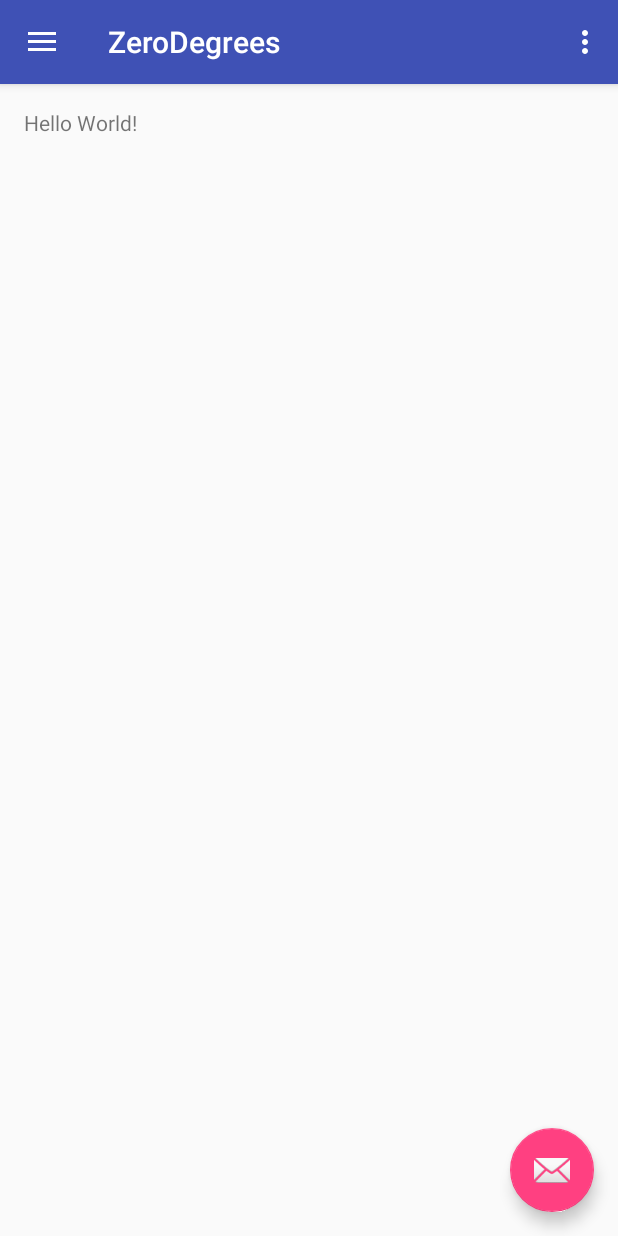
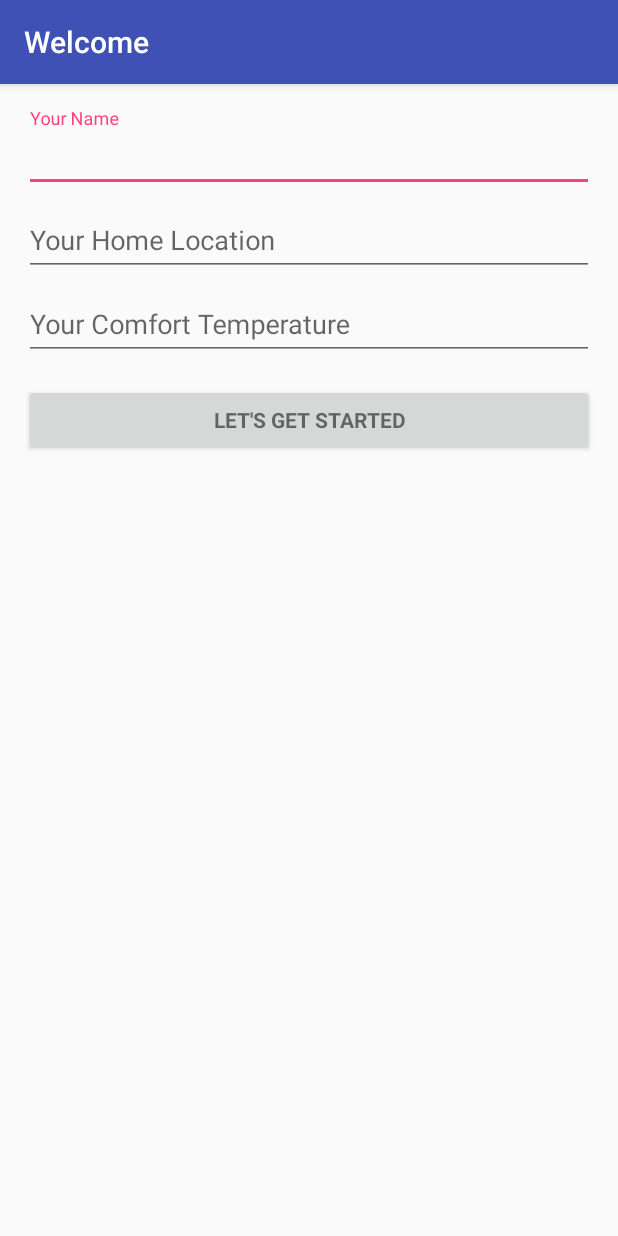
Before and after one commit to ishg/ZeroDegrees, an Android app: the screen it shows after launch (MainActivity before the commit, LoginActivity after it), on a phone screen of 412 x 824 dp. Run offline under Robolectric (Android 15) with nearby library versions, the phone set to English and light mode, and no system bars.

Commit message:
Login user

```diff
--- /dev/null
+++ b/app/src/main/java/com/ishmeetgrewal/zerodegrees/DatabaseHelper.java
@@ -0,0 +1,185 @@
+package com.ishmeetgrewal.zerodegrees;
+
+import android.content.ContentValues;
+import android.content.Context;
+import android.database.Cursor;
+import android.database.sqlite.SQLiteDatabase;
+import android.database.sqlite.SQLiteOpenHelper;
+import android.util.Log;
+
+import java.text.SimpleDateFormat;
+import java.util.Date;
+import java.util.Locale;
+
+public class DatabaseHelper extends SQLiteOpenHelper {
+
+    // Logcat tag
+    private static final String LOG = "DatabaseHelper";
+
+    // Database Version
+    private static final int DATABASE_VERSION = 1;
+
+    // Database Name
+    private static final String DATABASE_NAME = "zeroDegrees";
+
+    // Table Names
+    private static final String TABLE_USER = "user";
+    private static final String TABLE_LOCATION = "location";
+    private static final String TABLE_USER_LOCATION = "user_location";
+
+    // Common column names
+    private static final String KEY_ID = "id";
+    private static final String KEY_CREATED_AT = "created_at";
+
+    // USER Table - column nmaes
+    private static final String KEY_USER_NAME = "name";
+    private static final String KEY_USER_TEMP = "temp";
+    private static final String KEY_USER_HOME = "homeID";
+
+    // LOCATION Table - column names
+    //private static final String KEY_TAG_NAME = "tag_name";
+
+    // NOTE_TAGS Table - column names
+    //private static final String KEY_TODO_ID = "todo_id";
+    //private static final String KEY_TAG_ID = "tag_id";
+
+    // Table Create Statements
+    // User table create statement
+    private static final String CREATE_TABLE_USER = "CREATE TABLE "
+            + TABLE_USER + "(" + KEY_ID + " INTEGER PRIMARY KEY," + KEY_USER_NAME
+            + " TEXT," + KEY_USER_TEMP + " INTEGER," + KEY_USER_HOME+ " INTEGER," + KEY_CREATED_AT
+            + " DATETIME" + ")";
+
+    // Location table create statement
+//    private static final String CREATE_TABLE_LOCATION = "CREATE TABLE " + TABLE_TAG
+//            + "(" + KEY_ID + " INTEGER PRIMARY KEY," + KEY_TAG_NAME + " TEXT,"
+//            + KEY_CREATED_AT + " DATETIME" + ")";
+
+    // User_Location table create statement
+//    private static final String CREATE_TABLE_USER_LOCATION = "CREATE TABLE "
+//            + TABLE_TODO_TAG + "(" + KEY_ID + " INTEGER PRIMARY KEY,"
+//            + KEY_TODO_ID + " INTEGER," + KEY_TAG_ID + " INTEGER,"
+//            + KEY_CREATED_AT + " DATETIME" + ")";
+
+    public DatabaseHelper(Context context) {
+        super(context, DATABASE_NAME, null, DATABASE_VERSION);
+    }
+
+    @Override
+    public void onCreate(SQLiteDatabase db) {
+
+        // creating required tables
+        db.execSQL(CREATE_TABLE_USER);
+        //db.execSQL(CREATE_TABLE_LOCATION);
+        //db.execSQL(CREATE_TABLE_USER_LOCATION);
+    }
+
+    @Override
+    public void onUpgrade(SQLiteDatabase db, int oldVersion, int newVersion) {
+        // on upgrade drop older tables
+        db.execSQL("DROP TABLE IF EXISTS " + TABLE_USER);
+        //db.execSQL("DROP TABLE IF EXISTS " + TABLE_TAG);
+        //db.execSQL("DROP TABLE IF EXISTS " + TABLE_TODO_TAG);
+
+        // create new tables
+        onCreate(db);
+    }
+
+    private String getDateTime() {
+        SimpleDateFormat dateFormat = new SimpleDateFormat(
+                "yyyy-MM-dd HH:mm:ss", Locale.getDefault());
+        Date date = new Date();
+        return dateFormat.format(date);
+    }
+
+
+    /*
+        CRUD
+     */
+
+    //USER
+
+    public long createToDo(User user) {
+        SQLiteDatabase db = this.getWritableDatabase();
+
+        ContentValues values = new ContentValues();
+        values.put(KEY_USER_NAME, user.getName());
+        values.put(KEY_USER_TEMP, user.getTemp());
+        values.put(KEY_USER_HOME, user.getHome());
+        values.put(KEY_CREATED_AT, getDateTime());
+
+        // insert row
+        long user_id = db.insert(TABLE_USER, null, values);
+
+        // assigning tags to todo
+//        for (long tag_id : tag_ids) {
+//            createTodoTag(todo_id, tag_id);
+//        }
+
+        return user_id;
+    }
+
+    public User getUser() {
+        SQLiteDatabase db = this.getReadableDatabase();
+
+        String selectQuery = "SELECT  * FROM " + TABLE_USER;
+
+        Log.e(LOG, selectQuery);
+
+        Cursor c = db.rawQuery(selectQuery, null);
+
+        if (c != null)
+            c.moveToFirst();
+
+        User td = new User(
+                (c.getString(c.getColumnIndex(KEY_USER_NAME))),
+                (c.getInt(c.getColumnIndex(KEY_USER_HOME))),
+                (c.getInt(c.getColumnIndex(KEY_USER_TEMP)))
+                );
+
+        return td;
+    }
+
+    public boolean userExistsInDB(){
+        boolean result = false;
+
+        SQLiteDatabase db = this.getReadableDatabase();
+        String selectQuery = "SELECT count(*) FROM " + TABLE_USER;
+
+        Cursor c = db.rawQuery(selectQuery, null);
+
+        if (c != null)
+            c.moveToFirst();
+
+        int count = c.getInt(0);
+        if(count>0){
+            result = true;
+        }else{
+            result  = false;
+        }
+        return result;
+    }
+
+    public int updateUser(User user) {
+        SQLiteDatabase db = this.getWritableDatabase();
+
+        ContentValues values = new ContentValues();
+        values.put(KEY_USER_NAME, user.getName());
+        values.put(KEY_USER_TEMP, user.getTemp());
+        values.put(KEY_USER_HOME, user.getHome());
+
+        // updating row
+        return db.update(TABLE_USER, values, KEY_ID + " = ?",
+                new String[] { String.valueOf(user.getId()) });
+    }
+
+
+    // closing database
+    public void closeDB() {
+        SQLiteDatabase db = this.getReadableDatabase();
+        if (db != null && db.isOpen())
+            db.close();
+    }
+
+
+}
--- a/app/src/main/java/com/ishmeetgrewal/zerodegrees/Location.java
+++ b/app/src/main/java/com/ishmeetgrewal/zerodegrees/Location.java
@@ -4,7 +4,7 @@ import java.util.UUID;
 
 public class Location {
 
-    UUID id;
+    int id;
     String name;
     int temp;
     float humidity;
--- a/app/src/main/java/com/ishmeetgrewal/zerodegrees/MainActivity.java
+++ b/app/src/main/java/com/ishmeetgrewal/zerodegrees/MainActivity.java
@@ -1,8 +1,10 @@
 package com.ishmeetgrewal.zerodegrees;
 
+import android.content.Intent;
 import android.os.Bundle;
 import android.support.design.widget.FloatingActionButton;
 import android.support.design.widget.Snackbar;
+import android.util.Log;
 import android.view.View;
 import android.support.design.widget.NavigationView;
 import android.support.v4.view.GravityCompat;
@@ -16,21 +18,17 @@ import android.view.MenuItem;
 public class MainActivity extends AppCompatActivity
         implements NavigationView.OnNavigationItemSelectedListener {
 
+    private static final String LOG = "MainActivity";
+
+    // Database Helper
+    DatabaseHelper db;
+
     @Override
     protected void onCreate(Bundle savedInstanceState) {
         super.onCreate(savedInstanceState);
         setContentView(R.layout.activity_main);
         Toolbar toolbar = (Toolbar) findViewById(R.id.toolbar);
         setSupportActionBar(toolbar);
-
-        FloatingActionButton fab = (FloatingActionButton) findViewById(R.id.fab);
-        fab.setOnClickListener(new View.OnClickListener() {
-            @Override
-            public void onClick(View view) {
-                Snackbar.make(view, "Replace with your own action", Snackbar.LENGTH_LONG)
-                        .setAction("Action", null).show();
-            }
-        });
 
         DrawerLayout drawer = (DrawerLayout) findViewById(R.id.drawer_layout);
         ActionBarDrawerToggle toggle = new ActionBarDrawerToggle(
@@ -40,6 +38,25 @@ public class MainActivity extends AppCompatActivity
 
         NavigationView navigationView = (NavigationView) findViewById(R.id.nav_view);
         navigationView.setNavigationItemSelectedListener(this);
+
+
+        db = new DatabaseHelper(getApplicationContext());
+        if (!db.userExistsInDB()){
+            // launch login activity
+            // get new user data
+            // add new user to table
+            Log.d(LOG, "User not found");
+
+            Intent intent = new Intent(this, LoginActivity.class);
+            startActivity(intent);
+        }else{
+            // load user from database
+        }
+
+        db.closeDB();
+
+
+
     }
 
     @Override
@@ -52,6 +69,8 @@ public class MainActivity extends AppCompatActivity
         }
     }
 
+
+    /*
     @Override
     public boolean onCreateOptionsMenu(Menu menu) {
         // Inflate the menu; this adds items to the action bar if it is present.
@@ -73,6 +92,7 @@ public class MainActivity extends AppCompatActivity
 
         return super.onOptionsItemSelected(item);
     }
+    */
 
     @SuppressWarnings("StatementWithEmptyBody")
     @Override
--- /dev/null
+++ b/app/src/main/res/layout/activity_login.xml
@@ -0,0 +1,89 @@
+<LinearLayout xmlns:android="http://schemas.android.com/apk/res/android"
+    xmlns:tools="http://schemas.android.com/tools"
+    android:layout_width="match_parent"
+    android:layout_height="match_parent"
+    android:gravity="center_horizontal"
+    android:orientation="vertical"
+    android:paddingBottom="@dimen/activity_vertical_margin"
+    android:paddingLeft="@dimen/activity_horizontal_margin"
+    android:paddingRight="@dimen/activity_horizontal_margin"
+    android:paddingTop="@dimen/activity_vertical_margin"
+    tools:context="com.ishmeetgrewal.zerodegrees.LoginActivity">
+
+    <!-- Login progress -->
+    <ProgressBar
+        android:id="@+id/login_progress"
+        style="?android:attr/progressBarStyleLarge"
+        android:layout_width="wrap_content"
+        android:layout_height="wrap_content"
+        android:layout_marginBottom="8dp"
+        android:visibility="gone" />
+
+    <ScrollView
+        android:id="@+id/login_form"
+        android:layout_width="match_parent"
+        android:layout_height="match_parent">
+
+        <LinearLayout
+            android:id="@+id/email_login_form"
+            android:layout_width="match_parent"
+            android:layout_height="wrap_content"
+            android:orientation="vertical">
+
+            <android.support.design.widget.TextInputLayout
+                android:layout_width="match_parent"
+                android:layout_height="wrap_content">
+
+                <EditText
+                    android:id="@+id/login_name"
+                    android:layout_width="match_parent"
+                    android:layout_height="wrap_content"
+                    android:hint="@string/login_prompt_name"
+                    android:maxLines="1"
+                    android:singleLine="true"
+                    android:inputType="text" />
+
+            </android.support.design.widget.TextInputLayout>
+
+            <android.support.design.widget.TextInputLayout
+                android:layout_width="match_parent"
+                android:layout_height="wrap_content">
+
+                <EditText
+                    android:id="@+id/login_home"
+                    android:layout_width="match_parent"
+                    android:layout_height="wrap_content"
+                    android:hint="@string/login_prompt_home"
+                    android:inputType="number"
+                    android:maxLines="1"
+                    android:singleLine="true" />
+
+            </android.support.design.widget.TextInputLayout>
+
+            <android.support.design.widget.TextInputLayout
+                android:layout_width="match_parent"
+                android:layout_height="wrap_content">
+
+                <EditText
+                    android:id="@+id/login_temp"
+                    android:layout_width="match_parent"
+                    android:layout_height="wrap_content"
+                    android:hint="@string/login_prompt_temperature"
+                    android:inputType="number"
+                    android:maxLines="1"
+                    android:singleLine="true" />
+
+            </android.support.design.widget.TextInputLayout>
+
+            <Button
+                android:id="@+id/sign_up_button"
+                style="?android:textAppearanceSmall"
+                android:layout_width="match_parent"
+                android:layout_height="wrap_content"
+                android:layout_marginTop="16dp"
+                android:text="@string/action_sign_up"
+                android:textStyle="bold" />
+
+        </LinearLayout>
+    </ScrollView>
+</LinearLayout>
--- a/app/src/main/res/layout/app_bar_main.xml
+++ b/app/src/main/res/layout/app_bar_main.xml
@@ -23,12 +23,4 @@
 
     <include layout="@layout/content_main" />
 
-    <android.support.design.widget.FloatingActionButton
-        android:id="@+id/fab"
-        android:layout_width="wrap_content"
-        android:layout_height="wrap_content"
-        android:layout_gravity="bottom|end"
-        android:layout_margin="@dimen/fab_margin"
-        android:src="@android:drawable/ic_dialog_email" />
-
 </android.support.design.widget.CoordinatorLayout>
--- a/app/src/main/res/values/strings.xml
+++ b/app/src/main/res/values/strings.xml
@@ -5,4 +5,26 @@
     <string name="navigation_drawer_close">Close navigation drawer</string>
 
     <string name="action_settings">Settings</string>
+    <string name="title_activity_login">Welcome</string>
+
+    <!-- Strings related to login -->
+    <string name="login_prompt_name">Your Name</string>
+    <string name="login_prompt_home">Your Home Location</string>
+    <string name="login_prompt_temperature">Your Comfort Temperature</string>
+    <string name="action_sign_up">Let\'s Get Started</string>
+    <string name="error_field_required">This field is required</string>
+    <string name="title_activity_login2">Sign in</string>
+
+    <!-- Strings related to login -->
+    <string name="prompt_email">Email</string>
+    <string name="prompt_password">Password (optional)</string>
+    <string name="action_sign_in">Sign in or register</string>
+    <string name="action_sign_in_short">Sign in</string>
+    <string name="error_invalid_email">This email address is invalid</string>
+    <string name="error_invalid_password">This password is too short</string>
+    <string name="error_incorrect_password">This password is incorrect</string>
+    <string name="permission_rationale">"Contacts permissions are needed for providing email
+        completions."
+    </string>
+
 </resources>
```
Also changed, not shown: app/src/main/AndroidManifest.xml (+11 -0 lines), app/src/main/java/com/ishmeetgrewal/zerodegrees/LoginActivity.java (added, +222 -0 lines), app/src/main/java/com/ishmeetgrewal/zerodegrees/User.java (+19 -7 lines), 1 other file.
